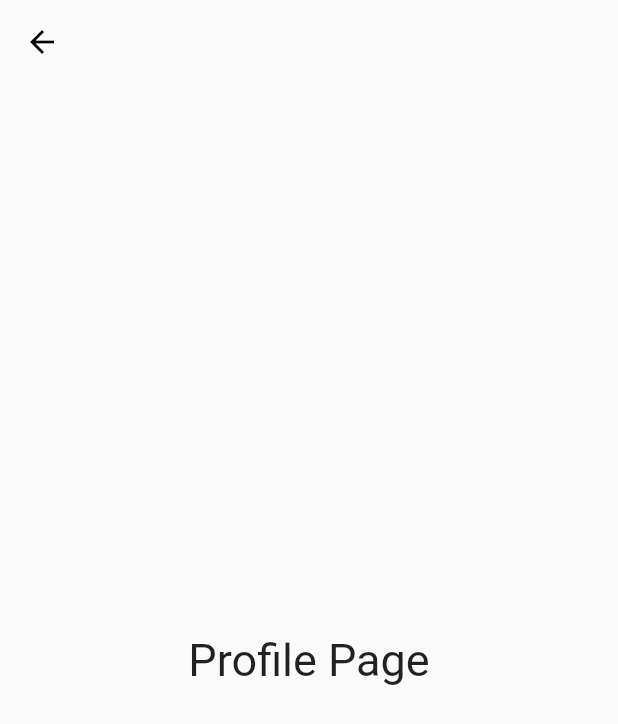
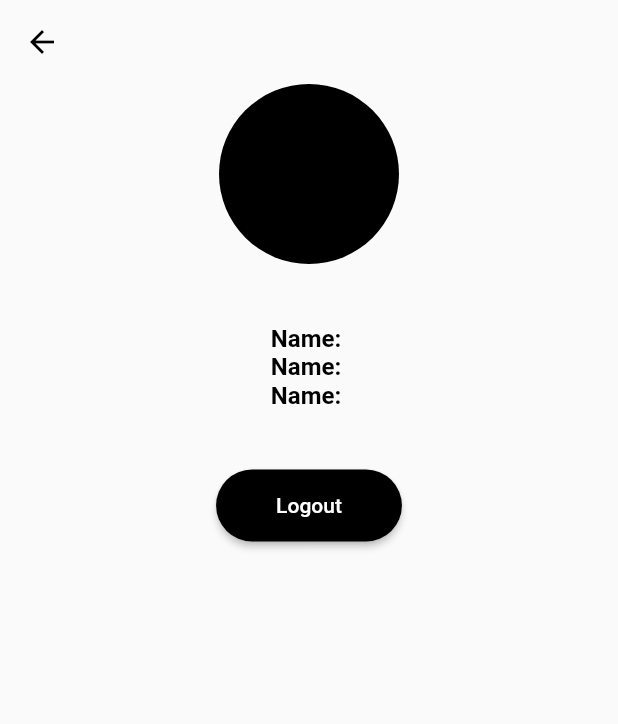
Before and after one commit to Hemant-Lohar/counselling-cell-app, a Flutter app: the CounsellorProfile screen opened directly, on a phone screen of 412 x 824 dp. Shown: the top 724 px of the screen. Run offline on Flutter 3.47's test engine with Material 2 defaults, Android fonts, the light colour scheme and no system bars; our stand-ins replace cloud_firestore, firebase_auth, firebase_core, fluttertoast, form_field_validator, im_stepper; accounts and stored records are empty; network calls fail.

Commit message:
Counsellor Profile and User list  view Added

```diff
--- /dev/null
+++ b/lib/DataClass.dart
@@ -0,0 +1,12 @@
+import 'package:firebase_auth/firebase_auth.dart';
+import 'package:flutter/cupertino.dart';
+
+class DataClass extends ChangeNotifier{
+  final username = FirebaseAuth.instance.currentUser!.email!;
+
+  @override
+  void notifyListeners() {
+    // TODO: implement notifyListeners
+    super.notifyListeners();
+  }
+}
--- a/lib/screens/counsellor/counsellorProfilePage.dart
+++ b/lib/screens/counsellor/counsellorProfilePage.dart
@@ -1,7 +1,8 @@
-import 'package:flutter/cupertino.dart';
+import 'package:counselling_cell_application/screens/login/loginPage.dart';
 import 'package:flutter/material.dart';
-import 'package:flutter/src/foundation/key.dart';
-import 'package:flutter/src/widgets/framework.dart';
+import 'package:provider/provider.dart';
+
+import '../../DataClass.dart';
 
 class CounsellorProfile extends StatefulWidget {
   const CounsellorProfile({Key? key}) : super(key: key);
@@ -13,16 +14,76 @@ class CounsellorProfile extends StatefulWidget {
 class _CounsellorProfileState extends State<CounsellorProfile> {
   @override
   Widget build(BuildContext context) {
+    return Consumer<DataClass>(builder: (context, modal, child) {
+      String name = modal.username;
       return Scaffold(
           appBar: AppBar(
             leading: const BackButton(color: Colors.black),
             backgroundColor: Colors.transparent,
             elevation: 0,
           ),
-        body: const Center(
-            child: Text(
-          'Profile Page',
-          style: TextStyle(fontSize: 30),
-        )));
+          body: Padding(
+            padding: const EdgeInsets.symmetric(horizontal: 40.0),
+            child: ListView(
+              children: [
+                const Center(
+                  child: CircleAvatar(
+                    backgroundColor: Colors.black,
+                    radius: 60,
+                  ),
+                ),
+                const SizedBox(height: 40),
+                Center(
+                  child: Column(
+                    mainAxisAlignment: MainAxisAlignment.center,
+                    crossAxisAlignment: CrossAxisAlignment.center,
+                    children: [
+                      Text('Name: $name',
+                          style: const TextStyle(
+                              fontWeight: FontWeight.bold,
+                              color: Colors.black,
+                              fontSize: 16)),
+                      Text('Name: $name',
+                          style: const TextStyle(
+                              fontWeight: FontWeight.bold,
+                              color: Colors.black,
+                              fontSize: 16)),
+                      Text('Name: $name',
+                          style: const TextStyle(
+                              fontWeight: FontWeight.bold,
+                              color: Colors.black,
+                              fontSize: 16)),
+                      const SizedBox(
+                        height: 40,
+                      ),
+                      ElevatedButton(
+                        onPressed: () {
+                          Logout().then((value) => {
+                                Navigator.popUntil(
+                                  context,
+                                  ModalRoute.withName('/'),
+                                ),
+                                Navigator.push(
+                                  context,
+                                  MaterialPageRoute(
+                                      builder: (context) => const LoginPage()),
+                                )
+                              });
+                        },
+                        style: ElevatedButton.styleFrom(
+                          backgroundColor: Colors.black,
+                          padding: const EdgeInsets.symmetric(
+                              horizontal: 40, vertical: 16),
+                          shape: const StadiumBorder(),
+                        ),
+                        child: const Text('Logout'),
+                      ),
+                    ],
+                  ),
+                ),
+              ],
+            ),
+          ));
+    });
   }
 }
--- a/lib/screens/login/userModal.dart
+++ b/lib/screens/login/userModal.dart
@@ -1,4 +1,3 @@
-import 'dart:ffi';
 
 import 'package:flutter/foundation.dart';
 
```
Also changed, not shown: lib/main.dart (+11 -6 lines), lib/screens/counsellor/CdataClass.dart (added, +12 -0 lines), lib/screens/counsellor/counsellorPage.dart (+12 -1 lines), lib/screens/counsellor/userList.dart (+2 -13 lines), lib/screens/login/loginPage.dart (+15 -2 lines), lib/screens/login/registerPage.dart (+15 -7 lines). Lines whose indentation alone changed are shown as unchanged.
